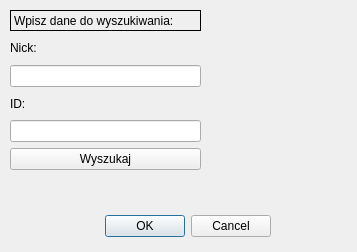
Before: the Qt Designer form TIN-klient/wyszukiwarka.ui in quetz05/tin, drawn with Qt 5.
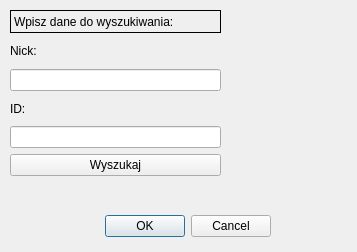
After: the same form once the commit is applied.

```diff
--- a/TIN-klient/wyszukiwarka.ui
+++ b/TIN-klient/wyszukiwarka.ui
@@ -34,8 +34,8 @@
     <rect>
      <x>10</x>
      <y>10</y>
-     <width>191</width>
-     <height>160</height>
+     <width>211</width>
+     <height>166</height>
     </rect>
    </property>
    <layout class="QVBoxLayout" name="verticalLayout">
```
Left out of the diff: 8 changed lines with no effect on the pictures.
